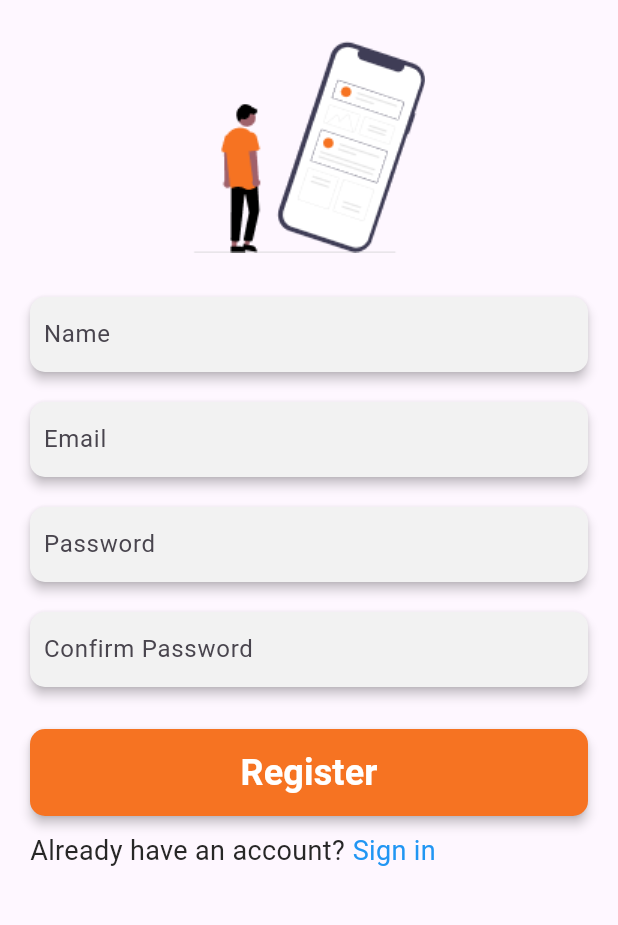
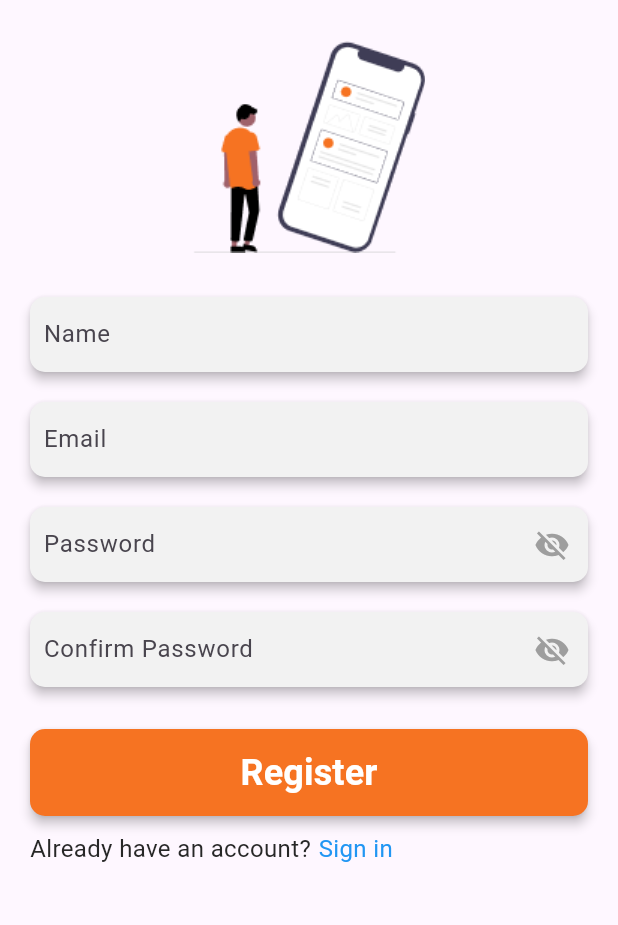
Before and after one commit to IsrarKundi/E_Labor_flutter_app, a Flutter app: the Registration screen opened by its route, after a tap on "Register", on a phone screen of 412 x 824 dp, the part 72-997 px from its top. Run offline on Flutter 3.47's test engine with Material 3 defaults, Android fonts, the phone set to English and light mode, and no system bars; network calls fail.

Commit message:
changes made to registration screen

```diff
--- a/lib/main.dart
+++ b/lib/main.dart
@@ -28,7 +28,7 @@ class MyApp extends StatelessWidget {
         useMaterial3: true,
       ),
       // Define named routes for navigation
-      initialRoute: '/home', // Set the initial route (usually login)
+      initialRoute: '/register', // Set the initial route (usually login)
       routes: {
         '/': (context) => const Login(), // Login screen
         '/register': (context) => const Registration(), // Registration screen
--- a/lib/registration_screen.dart
+++ b/lib/registration_screen.dart
@@ -1,4 +1,6 @@
 import 'package:flutter/material.dart';
+import 'package:http/http.dart' as http;
+
 
 class Registration extends StatefulWidget {
   const Registration({super.key});
@@ -13,45 +15,16 @@ class _RegistrationState extends State<Registration> {
   TextEditingController confirmPasswordController = TextEditingController();
 
   // Define a focus node for each text field
-  FocusNode nameFocusNode = FocusNode();
-  FocusNode emailFocusNode = FocusNode();
-  FocusNode passwordFocusNode = FocusNode();
-  FocusNode confirmPasswordFocusNode = FocusNode();
 
-
-  // Define a variable to track whether any text field is focused
-  bool isTextFieldFocused = false;
 
   @override
   void initState() {
     super.initState();
 
-    // Add listeners to each focus node to update the focus state
-    nameFocusNode.addListener(updateTextFieldFocus);
-    emailFocusNode.addListener(updateTextFieldFocus);
-    passwordFocusNode.addListener(updateTextFieldFocus);
-    confirmPasswordFocusNode.addListener(updateTextFieldFocus);
   }
 
-  @override
-  void dispose() {
-    // Dispose focus nodes
-    nameFocusNode.dispose();
-    emailFocusNode.dispose();
-    passwordFocusNode.dispose();
-    confirmPasswordFocusNode.dispose();
-    super.dispose();
-  }
 
-  // Function to update the focus state when any text field is focused
-  void updateTextFieldFocus() {
-    setState(() {
-      isTextFieldFocused = nameFocusNode.hasFocus ||
-          emailFocusNode.hasFocus ||
-          passwordFocusNode.hasFocus ||
-          confirmPasswordFocusNode.hasFocus;
-    });
-  }
+
 
 
 
@@ -65,12 +38,12 @@ class _RegistrationState extends State<Registration> {
       ),
       body: Padding(
         padding: const EdgeInsets.fromLTRB(20, 10, 20, 10),
+        child: SingleChildScrollView(
           child: Column(
             mainAxisAlignment: MainAxisAlignment.start,
             crossAxisAlignment: CrossAxisAlignment.stretch,
             children: [
               // Conditionally render the image based on the focus state
-            if (!isTextFieldFocused)
                 Container(
                   alignment: Alignment.center,
                   child: Image.asset(
@@ -79,17 +52,17 @@ class _RegistrationState extends State<Registration> {
                   ),
                 ),
               SizedBox(height: 20),
-            buildTextField('Name', nameController, focusNode: nameFocusNode),
+              buildTextField('Name', nameController, ),
               SizedBox(height: 20),
-            buildTextField('Email', emailController, focusNode: emailFocusNode),
+              buildTextField('Email', emailController, ),
               SizedBox(height: 20),
-            buildTextField('Password', passwordController, obscureText: true, focusNode: passwordFocusNode),
+              buildTextField('Password', passwordController, obscureText: true, ),
               SizedBox(height: 20),
-            buildTextField('Confirm Password', confirmPasswordController, obscureText: true, focusNode: confirmPasswordFocusNode),
+              buildTextField('Confirm Password', confirmPasswordController, obscureText: true, ),
               SizedBox(height: 28),
               ElevatedButton(
                 onPressed: () {
-                // Registration logic
+                  registerUser();
                 },
                 style: ElevatedButton.styleFrom(
                   backgroundColor: Color(0xfff67322),
@@ -109,14 +82,13 @@ class _RegistrationState extends State<Registration> {
                 ),
               ),
               SizedBox(height: 10,),
-            if(!isTextFieldFocused)
                 Row(
                   mainAxisAlignment: MainAxisAlignment.start,
                   children: [
                     Text(
                       'Already have an account?',
                       style: TextStyle(
-                      fontSize: 18,
+                        fontSize: 16,
                         color: Color(0xff272727),
                       ),
                     ),
@@ -128,7 +100,7 @@ class _RegistrationState extends State<Registration> {
                       child: Text(
                         'Sign in',
                         style: TextStyle(
-                        fontSize: 18,
+                          fontSize: 16,
                           color: Colors.blue,
                         ),
                       ),
@@ -138,10 +110,13 @@ class _RegistrationState extends State<Registration> {
             ],
           ),
         ),
+      ),
     );
   }
 
   Widget buildTextField(String label, TextEditingController controller, {bool obscureText = false, FocusNode? focusNode}) {
+    bool _isObscure = obscureText;
+
     return Container(
       child: Material(
         color: Color(0xfff2f2f2),
@@ -149,15 +124,67 @@ class _RegistrationState extends State<Registration> {
         borderRadius: BorderRadius.circular(10),
         child: TextFormField(
           controller: controller,
-          obscureText: obscureText,
+          obscureText: _isObscure,
           focusNode: focusNode,
           decoration: InputDecoration(
             labelText: label,
             border: InputBorder.none,
             contentPadding: EdgeInsets.symmetric(vertical: 5, horizontal: 9),
+            suffixIcon: obscureText
+                ? IconButton(
+              onPressed: () {
+                // Toggle password visibility
+                _isObscure = !_isObscure;
+              },
+              icon: Icon(
+                _isObscure ? Icons.visibility_off : Icons.visibility,
+                color: Colors.grey,
+              ),
+            )
+                : null,
           ),
         ),
       ),
     );
   }
+
+  Future<void> registerUser() async {
+    final String username = nameController.text.trim();
+    final String email = emailController.text.trim();
+    final String password = passwordController.text;
+    final String confirmPassword = confirmPasswordController.text;
+
+    // Make the API request
+    final response = await http.post(
+      Uri.parse('https://blogs-api-ebon.vercel.app/api/v1/auth/register'),
+      body: {
+        'username': username,
+        'email': email,
+        'password': password,
+        'confirmPassword': confirmPassword,
+      },
+    );
+
+    if (response.statusCode == 200) {
+      // Registration successful, navigate to next screen or show success message
+      ScaffoldMessenger.of(context).showSnackBar(
+        SnackBar(
+          content: Text('Registration successful'),
+          backgroundColor: Colors.green,
+        ),
+      );
+      Navigator.pushReplacementNamed(context, '/login');
+      // Optionally, you can navigate to the next screen after successful registration
+      // Navigator.pushReplacementNamed(context, '/home');
+    } else {
+      // Registration failed, show error message
+      ScaffoldMessenger.of(context).showSnackBar(
+        SnackBar(
+          content: Text('Registration failed'),
+          backgroundColor: Colors.red,
+        ),
+      );
     }
+  }
+
+}
```
Lines whose indentation alone changed are shown as unchanged.
